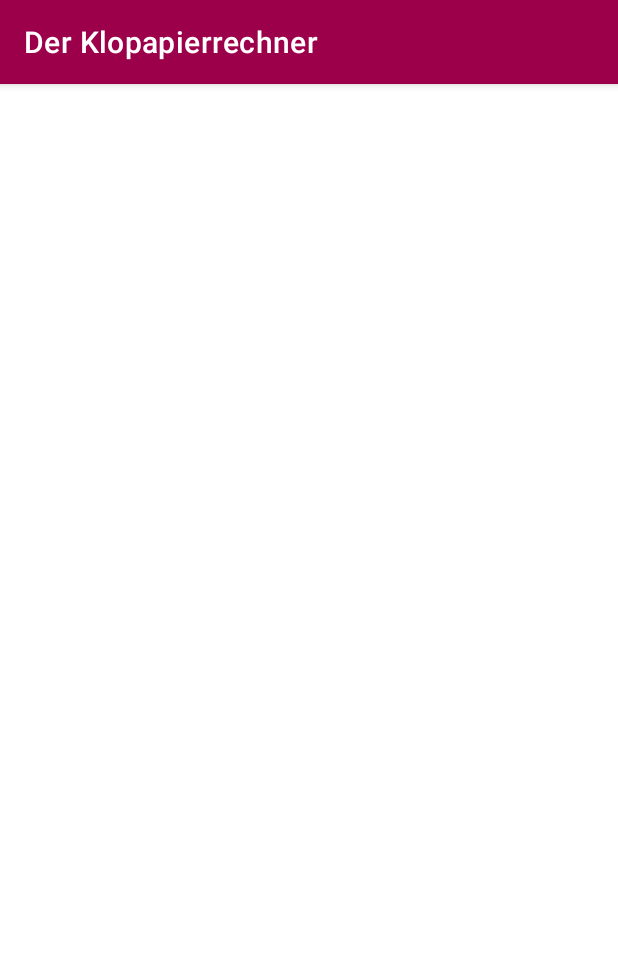
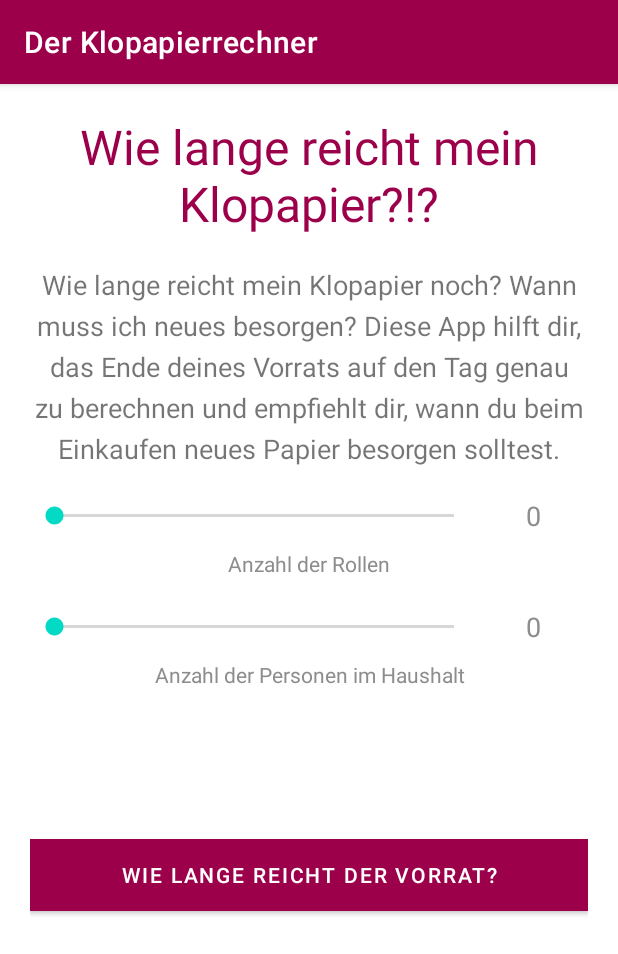
Before and after one commit to Android-Regensburg/G02-KlopapierRechner, an Android app: the screen it shows after launch (InputActivity), on a phone screen of 412 x 824 dp. Shown: the top 954 px of the screen. Run offline under Robolectric (Android 15) with nearby library versions, the phone set to English and light mode, and no system bars.

Commit message:
Add layout for input activity

```diff
--- a/app/src/main/java/de/ur/mi/android/guides/klopapierrechner/InputActivity.java
+++ b/app/src/main/java/de/ur/mi/android/guides/klopapierrechner/InputActivity.java
@@ -22,6 +22,6 @@ public class InputActivity extends AppCompatActivity {
         // @GUIDE Diese Methode wird beim Start der Anwendung automatisch aufgerufen
         super.onCreate(savedInstanceState);
         // Das vorhandene Layout ersetzen wir im ersten Bearbeitungschritt durch eine neue Datei
-        setContentView(R.layout.activity_main);
+        setContentView(R.layout.activity_input);
     }
 }
--- /dev/null
+++ b/app/src/main/res/layout/activity_input.xml
@@ -0,0 +1,105 @@
+<?xml version="1.0" encoding="utf-8"?>
+<androidx.constraintlayout.widget.ConstraintLayout
+    xmlns:android="http://schemas.android.com/apk/res/android" android:layout_width="match_parent"
+    android:layout_height="match_parent">
+
+    <LinearLayout
+        android:layout_width="match_parent"
+        android:layout_height="match_parent"
+        android:orientation="vertical"
+        android:padding="20dp">
+
+        <TextView
+            android:layout_width="match_parent"
+            android:layout_height="wrap_content"
+            android:layout_marginBottom="20dp"
+            android:text="@string/title"
+            android:textAlignment="center"
+            android:textColor="@color/colorPrimary"
+            android:textSize="32sp" />
+
+        <TextView
+            android:layout_width="match_parent"
+            android:layout_height="wrap_content"
+            android:lineHeight="27sp"
+            android:text="@string/description"
+            android:textAlignment="center"
+            android:textSize="18sp" />
+
+        <LinearLayout
+            android:layout_width="match_parent"
+            android:layout_height="wrap_content"
+            android:layout_marginTop="20dp"
+            android:orientation="horizontal">
+
+            <SeekBar
+                android:id="@+id/rollSeeker"
+                android:layout_width="wrap_content"
+                android:layout_height="wrap_content"
+                android:layout_gravity="center_vertical"
+                android:layout_weight="80" />
+
+            <TextView
+                android:id="@+id/rollValue"
+                android:layout_width="wrap_content"
+                android:layout_height="wrap_content"
+                android:layout_weight="20"
+                android:text="@string/defaultSliderValue"
+                android:textAlignment="center"
+                android:textSize="18sp"
+                android:textColor="@color/colorAccent" />
+
+        </LinearLayout>
+
+        <TextView
+            android:layout_width="match_parent"
+            android:layout_height="wrap_content"
+            android:layout_marginTop="10dp"
+            android:text="@string/rollCountLabel"
+            android:textAlignment="center"
+            android:textColor="@color/colorAccent" />
+
+        <LinearLayout
+            android:layout_width="match_parent"
+            android:layout_height="wrap_content"
+            android:layout_marginTop="20dp"
+            android:orientation="horizontal">
+
+            <SeekBar
+                android:id="@+id/personSeeker"
+                android:layout_width="wrap_content"
+                android:layout_height="wrap_content"
+                android:layout_gravity="center_vertical"
+                android:layout_weight="80" />
+
+            <TextView
+                android:id="@+id/personValue"
+                android:layout_width="wrap_content"
+                android:layout_height="wrap_content"
+                android:layout_weight="20"
+                android:text="@string/defaultSliderValue"
+                android:textAlignment="center"
+                android:textSize="18sp"
+                android:textColor="@color/colorAccent" />
+
+        </LinearLayout>
+
+        <TextView
+            android:layout_width="match_parent"
+            android:layout_height="wrap_content"
+            android:layout_marginTop="10dp"
+            android:text="@string/personCountLabel"
+            android:textAlignment="center"
+            android:textColor="@color/colorAccent" />
+
+        <Button
+            android:id="@+id/resultButton"
+            android:layout_width="match_parent"
+            android:layout_height="wrap_content"
+            android:layout_marginTop="100dp"
+            android:background="@color/colorPrimary"
+            android:text="@string/resultButtonLabel"
+            android:textColor="@color/colorBackground" />
+    </LinearLayout>
+
+</androidx.constraintlayout.widget.ConstraintLayout>
```
